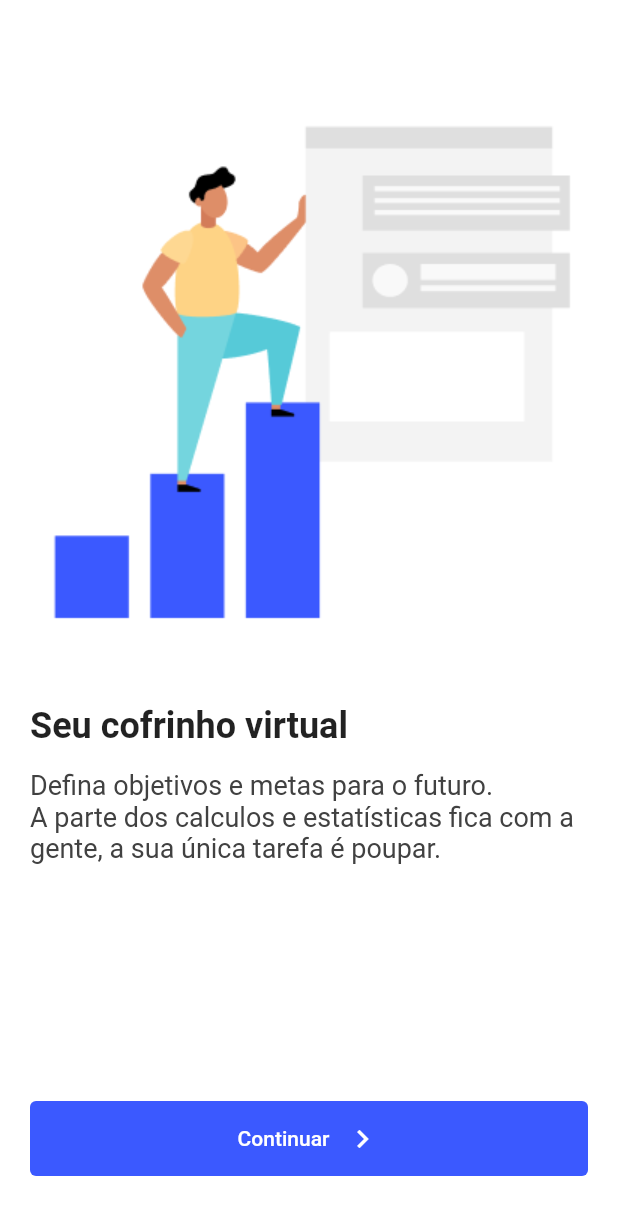
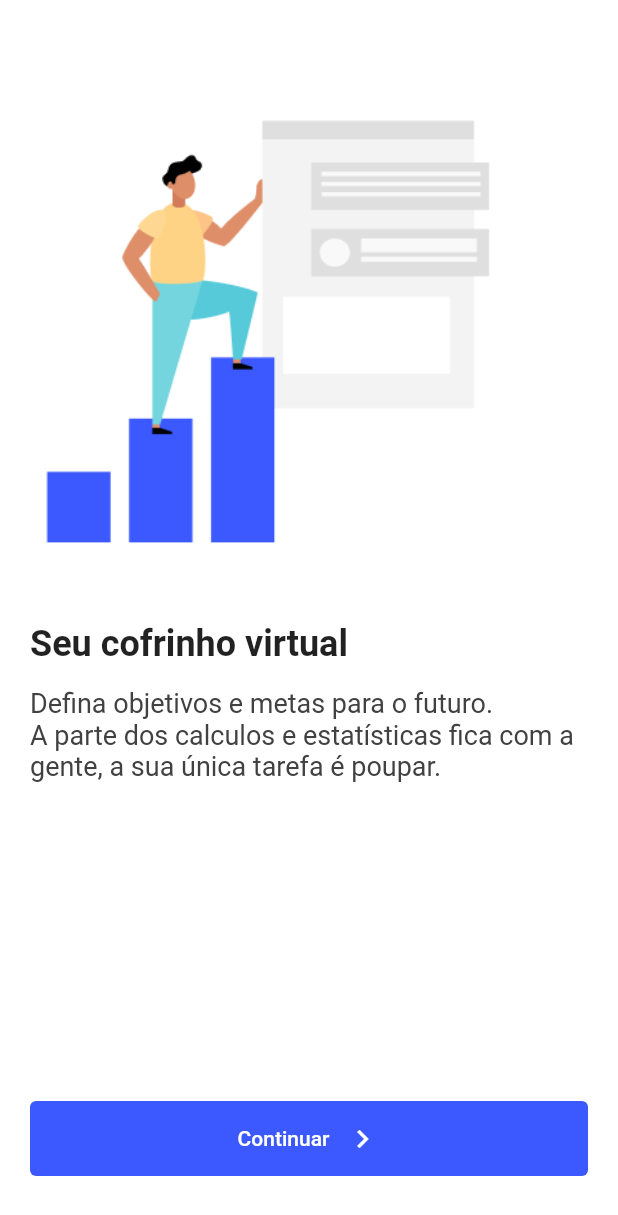
Before and after one commit to jpssantiago/cofrinho_digital, a Flutter app: the screen it shows after launch, on a phone screen of 412 x 824 dp. Shown: the top 1215 px of the screen. Run offline on Flutter 3.47's test engine with Material 2 defaults, Android fonts, the phone set to English and light mode, and no system bars; our stand-ins replace extended_masked_text, sqflite; accounts and stored records are empty.

Commit message:
Correção de bugs.

```diff
--- a/lib/pages/add_goal/select_goal_type_page.dart
+++ b/lib/pages/add_goal/select_goal_type_page.dart
@@ -9,7 +9,7 @@ class SelectGoalTypePage extends StatelessWidget {
   @override
   Widget build(BuildContext context) {
     double itemWidth = 100;
-    double itemHeight = 80 + 10 + 20;
+    double itemHeight = 80 + 20 + 20;
 
     final List<GoalCategoryModel> _categories = [
       GoalCategoryModel(name: 'Reserva de emergência', emoji: '💰'),
--- a/lib/pages/goal/widgets/month_section.dart
+++ b/lib/pages/goal/widgets/month_section.dart
@@ -1,9 +1,9 @@
-import 'package:cofrinho_digital/utils/snackbar_utils.dart';
 import 'package:flutter/material.dart';
 import 'package:provider/provider.dart';
 
 import '/models/goal_model.dart';
 import '/providers/user_provider.dart';
+import '/utils/snackbar_utils.dart';
 
 import 'month_item.dart';
 
--- a/lib/pages/welcome/welcome_page.dart
+++ b/lib/pages/welcome/welcome_page.dart
@@ -12,6 +12,14 @@ class WelcomePage extends StatefulWidget {
 }
 
 class _WelcomePageState extends State<WelcomePage> {
+  bool loading = true;
+
+  void setLoading(bool value) {
+    setState(() {
+      loading = value;
+    });
+  }
+
   @override
   void initState() {
     super.initState();
@@ -19,12 +27,16 @@ class _WelcomePageState extends State<WelcomePage> {
   }
 
   void initialLoading() async {
+    setLoading(true);
+
     UserProvider provider = Provider.of<UserProvider>(context, listen: false);
     bool loaded = await provider.loadUser();
 
     if (loaded) {
       Navigator.of(context).pushNamedAndRemoveUntil('/main', (route) => false);
     }
+
+    setLoading(false);
   }
 
   @override
@@ -36,7 +48,7 @@ A parte dos calculos e estatísticas fica com a gente, a sua única tarefa é po
 
     Widget _buildImage() {
       return SizedBox(
-        height: 384,
+        height: MediaQuery.of(context).size.height * .4,
         child: Image.asset('assets/images/welcome.png'),
       );
     }
@@ -100,11 +112,8 @@ A parte dos calculos e estatísticas fica com a gente, a sua única tarefa é po
       );
     }
 
-    return Scaffold(
-      appBar: CustomAppBar.buildWhiteAppBar(),
-      body: Container(
-        color: Colors.white,
-        child: Column(
+    Widget _buildContent() {
+      return Column(
         crossAxisAlignment: CrossAxisAlignment.start,
         children: [
           _buildImage(),
@@ -116,7 +125,24 @@ A parte dos calculos e estatísticas fica com a gente, a sua única tarefa é po
           _buildButton(),
           const SizedBox(height: 40),
         ],
+      );
+    }
+
+    Widget _buildLoading() {
+      return const Center(
+        child: SizedBox(
+          width: 36,
+          height: 36,
+          child: CircularProgressIndicator(),
         ),
+      );
+    }
+
+    return Scaffold(
+      appBar: CustomAppBar.buildWhiteAppBar(),
+      body: Container(
+        color: Colors.white,
+        child: loading ? _buildLoading() : _buildContent(),
       ),
     );
   }
```
Also changed, not shown: lib/main.dart (+8 -0 lines), lib/pages/goal/widgets/header_section.dart (+5 -2 lines). Lines whose indentation alone changed are shown as unchanged.
